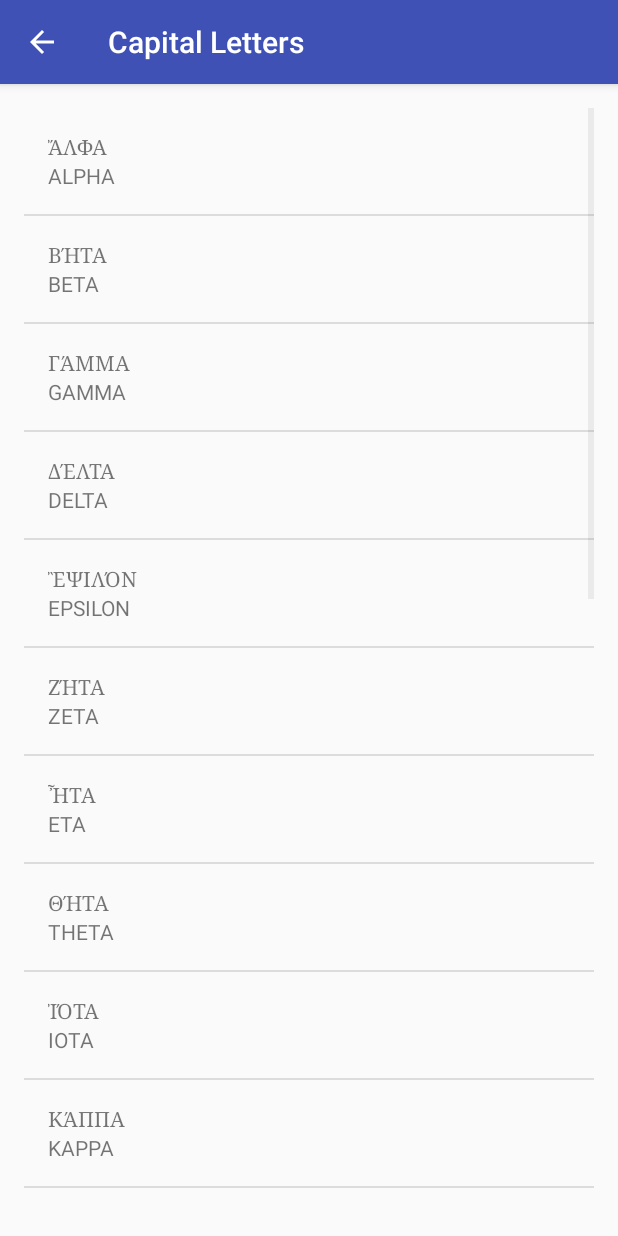
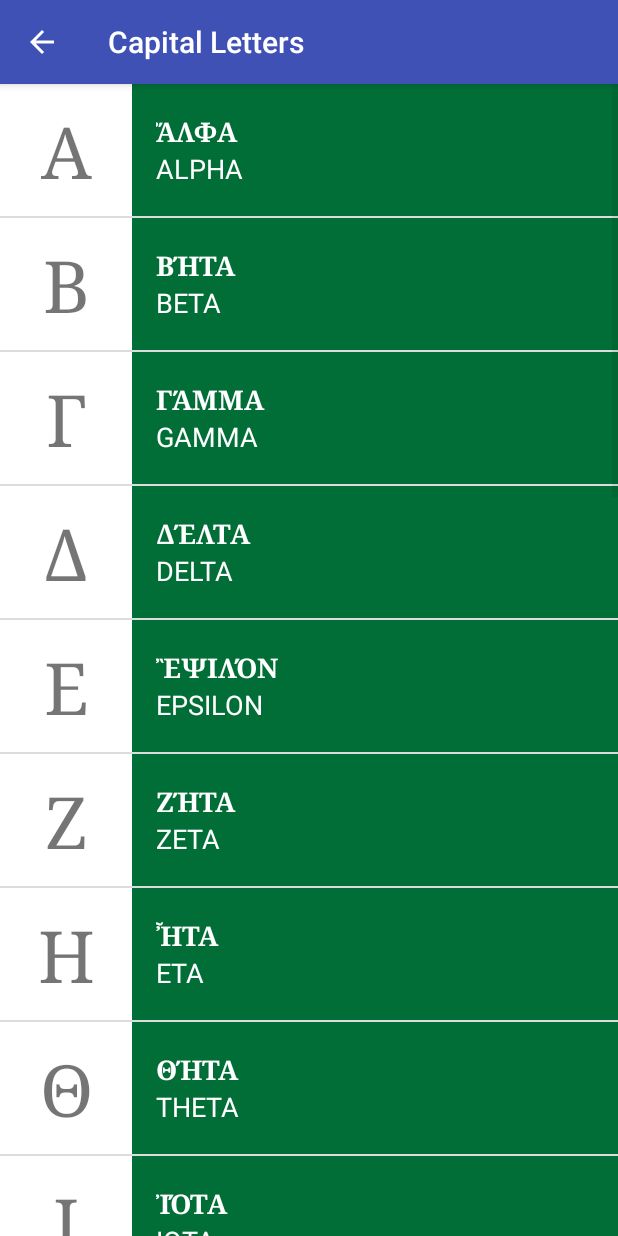
Before and after one commit to pauldalewilliams/KoineGreek, an Android app: the CapitalLettersActivity screen opened directly, with no data from a screen before it, on a phone screen of 412 x 824 dp. Run offline under Robolectric (Android 15) with nearby library versions, the phone set to English and light mode, and no system bars.

Commit message:
Add large letters, diphthongs and gamma sounds, and visual polish

```diff
--- a/app/src/main/java/com/thepantologist/koinegreek/CapitalLettersActivity.java
+++ b/app/src/main/java/com/thepantologist/koinegreek/CapitalLettersActivity.java
@@ -14,33 +14,33 @@ public class CapitalLettersActivity extends AppCompatActivity {
         setContentView(R.layout.letters_list);
 
         ArrayList<Letters> capLetters = new ArrayList<>();
-        capLetters.add(new Letters("ἌΛΦΑ", "ALPHA"));
-        capLetters.add(new Letters("ΒΉΤΑ", "BETA"));
-        capLetters.add(new Letters("ΓΆΜΜΑ", "GAMMA"));
-        capLetters.add(new Letters("ΔΈΛΤΑ", "DELTA"));
-        capLetters.add(new Letters("ἚΨΙΛΌΝ", "EPSILON"));
-        capLetters.add(new Letters("ΖΉΤΑ", "ZETA"));
-        capLetters.add(new Letters("ἮΤΑ", "ETA"));
-        capLetters.add(new Letters("ΘΉΤΑ", "THETA"));
-        capLetters.add(new Letters("ἸΌΤΑ", "IOTA"));
-        capLetters.add(new Letters("ΚΆΠΠΑ", "KAPPA"));
-        capLetters.add(new Letters("ΛΆΜΒΔΑ", "LAMBDA"));
-        capLetters.add(new Letters("ΜΎ", "MU"));
-        capLetters.add(new Letters("ΝΎ", "NU"));
-        capLetters.add(new Letters("ΞΊ", "XI"));
-        capLetters.add(new Letters("ὊΜΙΚΡΌΝ", "OMICRON"));
-        capLetters.add(new Letters("ΠΊ", "PI"));
-        capLetters.add(new Letters("ΡΏ", "RHO"));
-        capLetters.add(new Letters("ΣΊΓΜΑ", "SIGMA"));
-        capLetters.add(new Letters("ΤΑΎ", "TAU"));
-        capLetters.add(new Letters("ΎΨΙΛΌΝ", "UPSILON"));
-        capLetters.add(new Letters("ΦΙ", "PHI"));
-        capLetters.add(new Letters("ΧΙ", "CHI"));
-        capLetters.add(new Letters("ΨΙ", "PSI"));
-        capLetters.add(new Letters("ὮΜΈΓΑ", "OMEGA"));
+        capLetters.add(new Letters("Α", "ἌΛΦΑ", "ALPHA"));
+        capLetters.add(new Letters("Β", "ΒΉΤΑ", "BETA"));
+        capLetters.add(new Letters("Γ", "ΓΆΜΜΑ", "GAMMA"));
+        capLetters.add(new Letters("Δ", "ΔΈΛΤΑ", "DELTA"));
+        capLetters.add(new Letters("Ε", "ἚΨΙΛΌΝ", "EPSILON"));
+        capLetters.add(new Letters("Ζ", "ΖΉΤΑ", "ZETA"));
+        capLetters.add(new Letters("Η", "ἮΤΑ", "ETA"));
+        capLetters.add(new Letters("Θ", "ΘΉΤΑ", "THETA"));
+        capLetters.add(new Letters("Ι", "ἸΌΤΑ", "IOTA"));
+        capLetters.add(new Letters("Κ", "ΚΆΠΠΑ", "KAPPA"));
+        capLetters.add(new Letters("Λ", "ΛΆΜΒΔΑ", "LAMBDA"));
+        capLetters.add(new Letters("Μ", "ΜΎ", "MU"));
+        capLetters.add(new Letters("Ν", "ΝΎ", "NU"));
+        capLetters.add(new Letters("Ξ", "ΞΊ", "XI"));
+        capLetters.add(new Letters("Ο", "ὊΜΙΚΡΌΝ", "OMICRON"));
+        capLetters.add(new Letters("Π", "ΠΊ", "PI"));
+        capLetters.add(new Letters("Ρ", "ΡΏ", "RHO"));
+        capLetters.add(new Letters("Σ", "ΣΊΓΜΑ", "SIGMA"));
+        capLetters.add(new Letters("Τ", "ΤΑΎ", "TAU"));
+        capLetters.add(new Letters("Υ", "ΎΨΙΛΌΝ", "UPSILON"));
+        capLetters.add(new Letters("Φ", "ΦΙ", "PHI"));
+        capLetters.add(new Letters("Χ", "ΧΙ", "CHI"));
+        capLetters.add(new Letters("Ψ", "ΨΙ", "PSI"));
+        capLetters.add(new Letters("Ω", "ὮΜΈΓΑ", "OMEGA"));
 
         LettersAdapter itemsAdapter =
-                new LettersAdapter(this, capLetters);
+                new LettersAdapter(this, capLetters, R.color.category_capitalLetters);
 
         ListView listView = (ListView) findViewById(R.id.list);
 
--- a/app/src/main/java/com/thepantologist/koinegreek/Letters.java
+++ b/app/src/main/java/com/thepantologist/koinegreek/Letters.java
@@ -2,22 +2,30 @@ package com.thepantologist.koinegreek;
 
 /**
  * {@link Letters} represents a letter or word to learn.
- * It contains the Greek and default translation for the word.
+ * It contains the Greek and default translation for the letters.
  */
 class Letters {
+    private String mGreekLetter;
     private String mGreekOriginal;
     private String mGreekTransliteration;
 
-    public Letters(String greekOriginal, String greekTransliteration) {
+
+    public Letters(String greekLetter, String greekOriginal, String greekTransliteration) {
+        mGreekLetter = greekLetter;
         mGreekOriginal = greekOriginal;
         mGreekTransliteration = greekTransliteration;
+    }
+
+    public String getGreekLetter() {
+        return mGreekLetter;
+    }
+
+    public String getGreekOriginal() {
+
+        return mGreekOriginal;
     }
 
     public String getGreekTransliteration() {
         return mGreekTransliteration;
     }
-
-    public String getGreekOriginal() {
-        return mGreekOriginal;
-    }
 }
--- a/app/src/main/java/com/thepantologist/koinegreek/LettersAdapter.java
+++ b/app/src/main/java/com/thepantologist/koinegreek/LettersAdapter.java
@@ -3,6 +3,7 @@ package com.thepantologist.koinegreek;
 import android.content.Context;
 import android.support.annotation.NonNull;
 import android.support.annotation.Nullable;
+import android.support.v4.content.ContextCompat;
 import android.view.LayoutInflater;
 import android.view.View;
 import android.view.ViewGroup;
@@ -12,8 +13,12 @@ import android.widget.TextView;
 import java.util.ArrayList;
 
 public class LettersAdapter extends ArrayAdapter<Letters> {
-    public LettersAdapter(@NonNull Context context, @NonNull ArrayList<Letters> letters) {
+
+    private int mColorResourceId;
+
+    public LettersAdapter(@NonNull Context context, @NonNull ArrayList<Letters> letters, int colorResourceId) {
         super(context, 0, letters);
+        mColorResourceId = colorResourceId;
     }
 
     @NonNull
@@ -27,12 +32,19 @@ public class LettersAdapter extends ArrayAdapter<Letters> {
 
         Letters currentLetters = getItem(position);
 
+        TextView letterTextView = (TextView) listItemView.findViewById(R.id.letter_text_view);
+        letterTextView.setText(currentLetters.getGreekLetter());
+
         TextView greekTextView = (TextView) listItemView.findViewById(R.id.greek_text_view);
         greekTextView.setText(currentLetters.getGreekOriginal());
 
         TextView transliterationTextView = (TextView) listItemView.findViewById(R.id.transliteration_text_view);
         transliterationTextView.setText(currentLetters.getGreekTransliteration());
 
+        View textContainer = listItemView.findViewById(R.id.text_container);
+        int color = ContextCompat.getColor(getContext(), mColorResourceId);
+        textContainer.setBackgroundColor(color);
+
         return listItemView;
     }
 }
--- a/app/src/main/res/layout/letter_list_item.xml
+++ b/app/src/main/res/layout/letter_list_item.xml
@@ -1,22 +1,49 @@
 <?xml version="1.0" encoding="utf-8"?>
 <LinearLayout xmlns:android="http://schemas.android.com/apk/res/android"
     xmlns:tools="http://schemas.android.com/tools"
-    android:orientation="vertical"
     android:layout_width="match_parent"
     android:layout_height="match_parent"
-    android:padding="16dp">
+    android:background="@color/background"
+    android:minHeight="@dimen/list_item_height"
+    android:orientation="horizontal">
 
     <TextView
-        android:id="@+id/greek_text_view"
+        android:id="@+id/letter_text_view"
+        android:layout_width="@dimen/list_item_height"
+        android:layout_height="@dimen/list_item_height"
+        android:fontFamily="serif"
+        android:gravity="center"
+        android:textSize="48sp"
+        tools:text="α" />
+
+    <LinearLayout
+        android:id="@+id/text_container"
         android:layout_width="match_parent"
-        android:layout_height="wrap_content"
-        android:fontFamily="serif"
-        tools:text="ἄλφα"/>
+        android:layout_height="match_parent"
+        android:orientation="vertical"
+        android:paddingLeft="16dp">
 
-    <TextView
-        android:id="@+id/transliteration_text_view"
-        android:layout_width="match_parent"
-        android:layout_height="wrap_content"
-        tools:text="alpha"/>
+        <TextView
+            android:id="@+id/greek_text_view"
+            android:layout_width="match_parent"
+            android:layout_height="0dp"
+            android:layout_weight="1"
+            android:fontFamily="serif"
+            android:gravity="bottom"
+            android:textAppearance="?android:textAppearanceMedium"
+            android:textColor="@android:color/white"
+            android:textStyle="bold"
+            tools:text="ἄλφα" />
 
+        <TextView
+            android:id="@+id/transliteration_text_view"
+            android:layout_width="match_parent"
+            android:layout_height="0dp"
+            android:layout_weight="1"
+            android:gravity="top"
+            android:textAppearance="?android:textAppearanceMedium"
+            android:textColor="@android:color/white"
+            tools:text="alpha" />
+
+    </LinearLayout>
 </LinearLayout>
--- a/app/src/main/res/layout/letters_list.xml
+++ b/app/src/main/res/layout/letters_list.xml
@@ -3,5 +3,4 @@
     android:id="@+id/list"
     android:orientation="vertical"
     android:layout_width="match_parent"
-    android:layout_height="match_parent"
-    android:padding="@dimen/activity_vertical_margin" />
+    android:layout_height="match_parent" />
--- a/app/src/main/res/values/colors.xml
+++ b/app/src/main/res/values/colors.xml
@@ -5,7 +5,7 @@
     <color name="colorAccent">#536DFE</color>
 
     <!-- Background color for app -->
-    <color name="background">#B0BEC5</color>
+    <color name="background">#FFFFFF</color>
 
     <!-- Background color for the small letters category -->
     <color name="category_smallLetters">#008742</color>
@@ -14,7 +14,7 @@
     <color name="category_capitalLetters">#006E36</color>
 
     <!-- Background color for the diphthongs category -->
-    <color name="category_diphthongs">#D62D20</color>
+    <color name="category_diphthongs">#DE564C</color>
 
     <!-- Background color for the vocabulary 1 category -->
     <color name="category_vocab1">#FFA700</color>
--- a/app/src/main/res/values/dimens.xml
+++ b/app/src/main/res/values/dimens.xml
@@ -2,7 +2,4 @@
 <resources>
     <!-- Height of each list item -->
     <dimen name="list_item_height">88dp</dimen>
-    <!-- Default screen margins, per the Android Design guidelines. -->
-    <dimen name="activity_horizontal_margin">16dp</dimen>
-    <dimen name="activity_vertical_margin">16dp</dimen>
 </resources>
```
Also changed, not shown: app/src/main/java/com/thepantologist/koinegreek/DiphthongsActivity.java (+24 -0 lines), app/src/main/java/com/thepantologist/koinegreek/SmallLettersActivity.java (+25 -27 lines), app/src/main/res/layout/activity_main.xml (+17 -0 lines).
